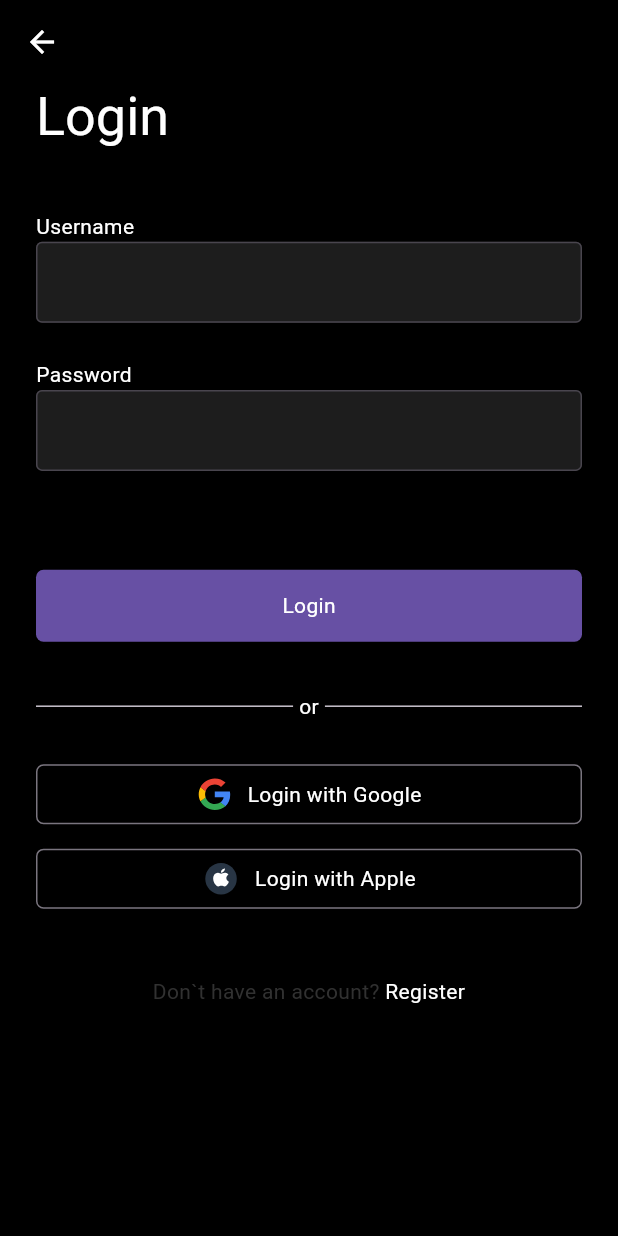
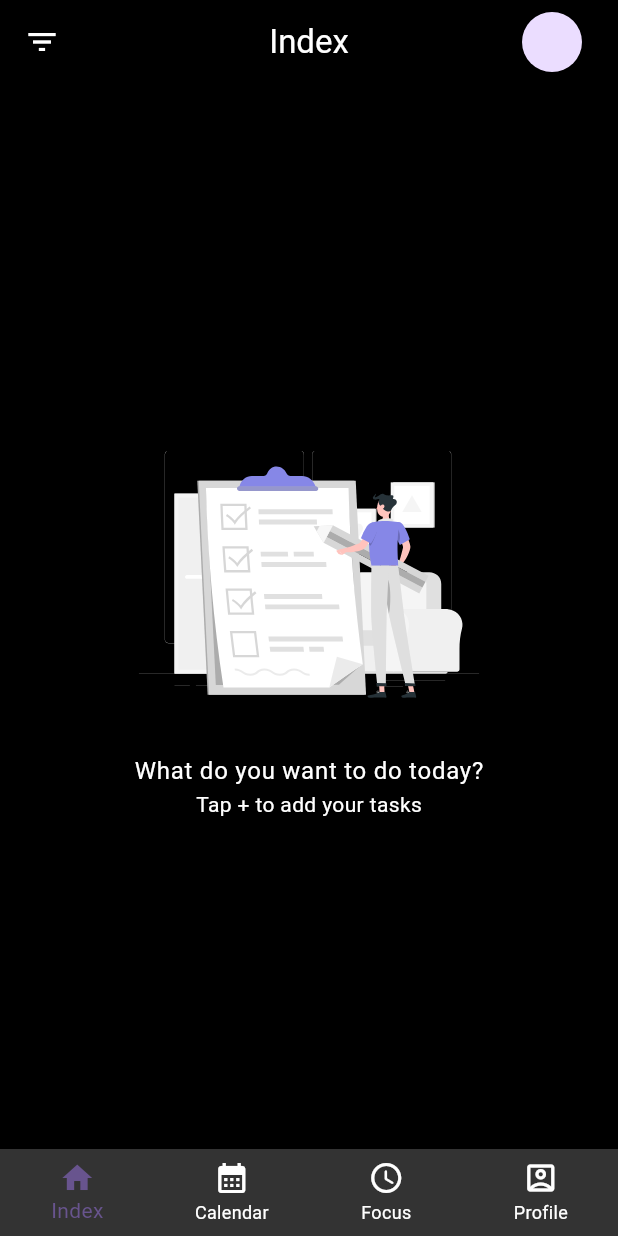
Before and after one commit to CristeaIon/app_todo, a Flutter app: the LoginScreen screen opened by its route, after a tap on an icon or button, on a phone screen of 412 x 824 dp. Run offline on Flutter 3.47's test engine with Material 3 defaults, Android fonts, the phone set to English and light mode, and no system bars; our stand-ins replace auto_route, flutter_svg.

Commit message:
added home and index screens

```diff
--- a/lib/core/l10n/arb/intl_en.arb
+++ b/lib/core/l10n/arb/intl_en.arb
@@ -148,5 +148,29 @@
         "description": "",
         "type": "text",
         "placeholders": {}
+    },
+    "index": "Index",
+    "@index": {
+        "description": "",
+        "type": "text",
+        "placeholders": {}
+    },
+    "calendar": "Calendar",
+    "@calendar": {
+        "description": "",
+        "type": "text",
+        "placeholders": {}
+    },
+    "focus": "Focus",
+    "@focus": {
+        "description": "",
+        "type": "text",
+        "placeholders": {}
+    },
+    "profile": "Profile",
+    "@profile": {
+        "description": "",
+        "type": "text",
+        "placeholders": {}
     }
 }
--- a/lib/core/navigation/app_router.dart
+++ b/lib/core/navigation/app_router.dart
@@ -2,8 +2,13 @@ import 'package:auto_route/auto_route.dart';
 
 import '../../features/auth/create_account.dart';
 import '../../features/auth/login.dart';
+import '../../features/calendar/calendar.dart';
+import '../../features/focus/focus.dart';
+import '../../features/home/home.dart';
+import '../../features/index/index.dart';
 import '../../features/onboarding/onboarding.dart';
 import '../../features/onboarding/welcome.dart';
+import '../../features/profile/profile.dart';
 import '../splash/splash.dart';
 
 part 'app_router.gr.dart';
@@ -17,5 +22,14 @@ class AppRouter extends _$AppRouter {
         AutoRoute(page: WelcomeRoute.page),
         AutoRoute(page: CreateAccountRoute.page),
         AutoRoute(page: LoginRoute.page),
+        AutoRoute(
+          page: HomeRoute.page,
+          children: [
+            AutoRoute(page: IndexRoute.page),
+            AutoRoute(page: CalendarRoute.page),
+            AutoRoute(page: FocusRoute.page),
+            AutoRoute(page: ProfileRoute.page),
+          ],
+        ),
       ];
 }
--- a/lib/features/auth/login.dart
+++ b/lib/features/auth/login.dart
@@ -107,7 +107,9 @@ class LoginScreen extends StatelessWidget {
             SliverToBoxAdapter(child: SizedBox(height: context.height * .01)),
             SliverToBoxAdapter(
               child: OutlinedButton(
-                onPressed: () {},
+                onPressed: () {
+                  AutoRouter.of(context).push(const HomeRoute());
+                },
                 child: Row(
                   mainAxisAlignment: MainAxisAlignment.center,
                   children: [
--- /dev/null
+++ b/lib/features/home/home.dart
@@ -0,0 +1,45 @@
+import 'package:app_todo/core/l10n/generated/l10n.dart';
+import 'package:app_todo/core/navigation/app_router.dart';
+import 'package:auto_route/auto_route.dart';
+import 'package:flutter/material.dart';
+
+@RoutePage()
+class HomeScreen extends StatelessWidget {
+  const HomeScreen({super.key});
+
+  @override
+  Widget build(BuildContext context) {
+    return AutoTabsRouter(
+      routes: const [IndexRoute(), CalendarRoute(), FocusRoute(), ProfileRoute()],
+      builder: (context, child) {
+        final tabsRouter = AutoTabsRouter.of(context);
+        return Scaffold(
+          body: child,
+          bottomNavigationBar: BottomNavigationBar(
+            type: BottomNavigationBarType.fixed,
+            currentIndex: tabsRouter.activeIndex,
+            onTap: tabsRouter.setActiveIndex,
+            items: [
+              BottomNavigationBarItem(
+                icon: const Icon(Icons.home),
+                label: L.of(context).index,
+              ),
+              BottomNavigationBarItem(
+                icon: const Icon(Icons.calendar_month),
+                label: L.of(context).calendar,
+              ),
+              BottomNavigationBarItem(
+                icon: const Icon(Icons.access_time_rounded),
+                label: L.of(context).focus,
+              ),
+              BottomNavigationBarItem(
+                icon: const Icon(Icons.account_box_outlined),
+                label: L.of(context).profile,
+              ),
+            ],
+          ),
+        );
+      },
+    );
+  }
+}
--- /dev/null
+++ b/lib/features/index/index.dart
@@ -0,0 +1,53 @@
+import 'package:app_todo/core/extensions/context.dart';
+import 'package:app_todo/core/l10n/generated/l10n.dart';
+import 'package:auto_route/auto_route.dart';
+import 'package:flutter/material.dart';
+import 'package:flutter_svg/flutter_svg.dart';
+
+@RoutePage()
+class IndexScreen extends StatelessWidget {
+  const IndexScreen({super.key});
+
+  @override
+  Widget build(BuildContext context) {
+    return Scaffold(
+      appBar: AppBar(
+        automaticallyImplyLeading: false,
+        centerTitle: true,
+        title: Text(
+          L.of(context).index,
+          style: Theme.of(context).textTheme.titleLarge,
+        ),
+        leading: IconButton(
+          onPressed: () {},
+          icon: const Icon(Icons.filter_list_sharp),
+        ),
+        actions: const [
+          Padding(
+            padding: EdgeInsets.only(right: 24.0),
+            child: CircleAvatar(),
+          ),
+        ],
+      ),
+      body: Column(
+        mainAxisAlignment: MainAxisAlignment.center,
+        crossAxisAlignment: CrossAxisAlignment.center,
+        children: [
+          Flexible(
+              child: SizedBox(
+            width: context.width,
+          )),
+          SvgPicture.asset('assets/images/checklist.svg'),
+          Text(
+            'What do you want to do today?',
+            style: Theme.of(context).textTheme.bodyLarge,
+          ),
+          Text(
+            'Tap + to add your tasks',
+            style: Theme.of(context).textTheme.bodyMedium,
+          ),
+        ],
+      ),
+    );
+  }
+}
```
Also changed, not shown: lib/core/app_todo_theme.dart (+6 -1 lines), lib/features/calendar/calendar.dart (added, +12 -0 lines), lib/features/focus/focus.dart (added, +12 -0 lines), lib/features/profile/profile.dart (added, +12 -0 lines), assets/images/checklist.svg (added), lib/core/l10n/generated/intl/messages_en.dart, lib/core/l10n/generated/l10n.dart, lib/core/navigation/app_router.gr.dart.
